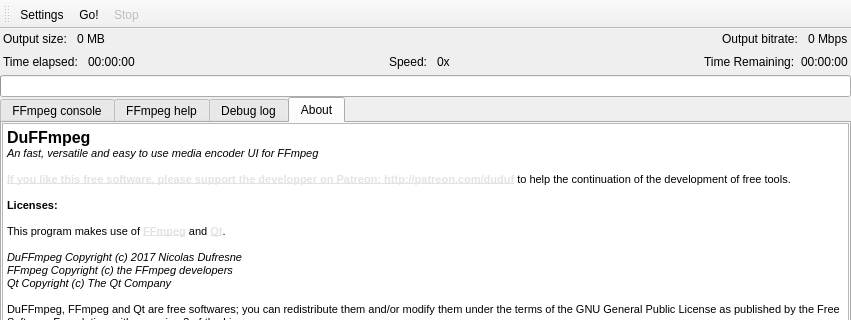
First picture: the form in DuFFMpeg/mainwindow.ui, repository RxLaboratory/DuME, before the edit; both pictures show x 0 to 851 and y 0 to 320 of the 851 by 1010 pixel window.
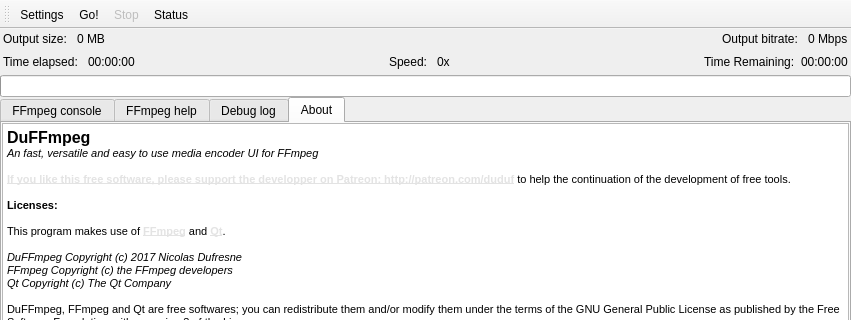
Second picture: the form after the edit. Icons and pictures are not drawn.

Commit message: show status on toolbar

Patch:
```diff
--- a/DuFFMpeg/mainwindow.ui
+++ b/DuFFMpeg/mainwindow.ui
@@ -515,6 +515,7 @@
    <addaction name="actionSettings"/>
    <addaction name="actionGo"/>
    <addaction name="actionStop"/>
+   <addaction name="actionStatus"/>
   </widget>
   <widget class="QStatusBar" name="mainStatusBar"/>
   <action name="actionSettings">
@@ -556,6 +557,11 @@
     <string>Stop</string>
    </property>
   </action>
+  <action name="actionStatus">
+   <property name="text">
+    <string>Status</string>
+   </property>
+  </action>
  </widget>
  <layoutdefault spacing="6" margin="11"/>
  <resources>
```
Left out of the diff: 52 changed lines with no effect on the pictures. The commit also changes 1 other file.
